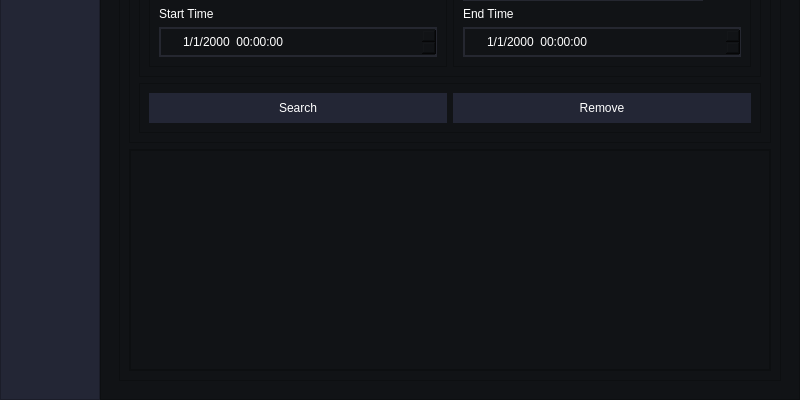
Qt form GUI/ui_main_1.ui (sirasit-kmutnb/Software-Development-II) before a commit; both pictures show x 0 to 800 and y 200 to 600 of the 800 by 600 pixel window.
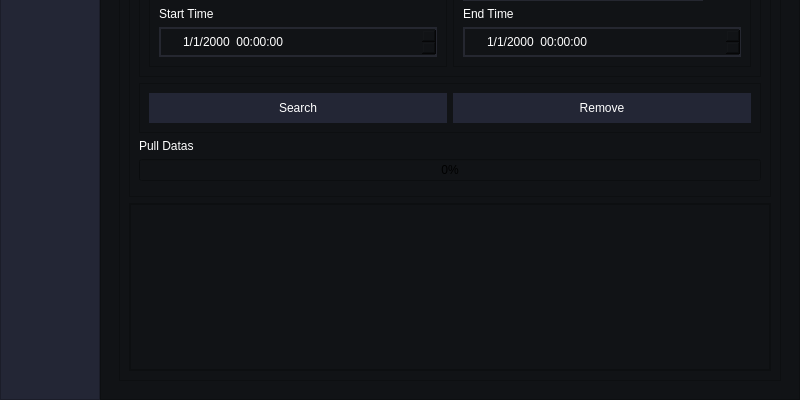
The same form after that commit.

Diff of the .ui file:
```diff
--- a/GUI/ui_main_1.ui
+++ b/GUI/ui_main_1.ui
@@ -991,6 +991,33 @@
                       </layout>
                      </widget>
                     </item>
+                    <item>
+                     <widget class="QLabel" name="PullData_Label">
+                      <property name="styleSheet">
+                       <string notr="true">color: #FFF;</string>
+                      </property>
+                      <property name="text">
+                       <string>Pull Datas</string>
+                      </property>
+                     </widget>
+                    </item>
+                    <item>
+                     <widget class="QProgressBar" name="progressBar_3">
+                      <property name="value">
+                       <number>0</number>
+                      </property>
+                     </widget>
+                    </item>
+                    <item>
+                     <widget class="QFrame" name="frame_14">
+                      <property name="frameShape">
+                       <enum>QFrame::StyledPanel</enum>
+                      </property>
+                      <property name="frameShadow">
+                       <enum>QFrame::Raised</enum>
+                      </property>
+                     </widget>
+                    </item>
                    </layout>
                   </widget>
                  </item>
```
